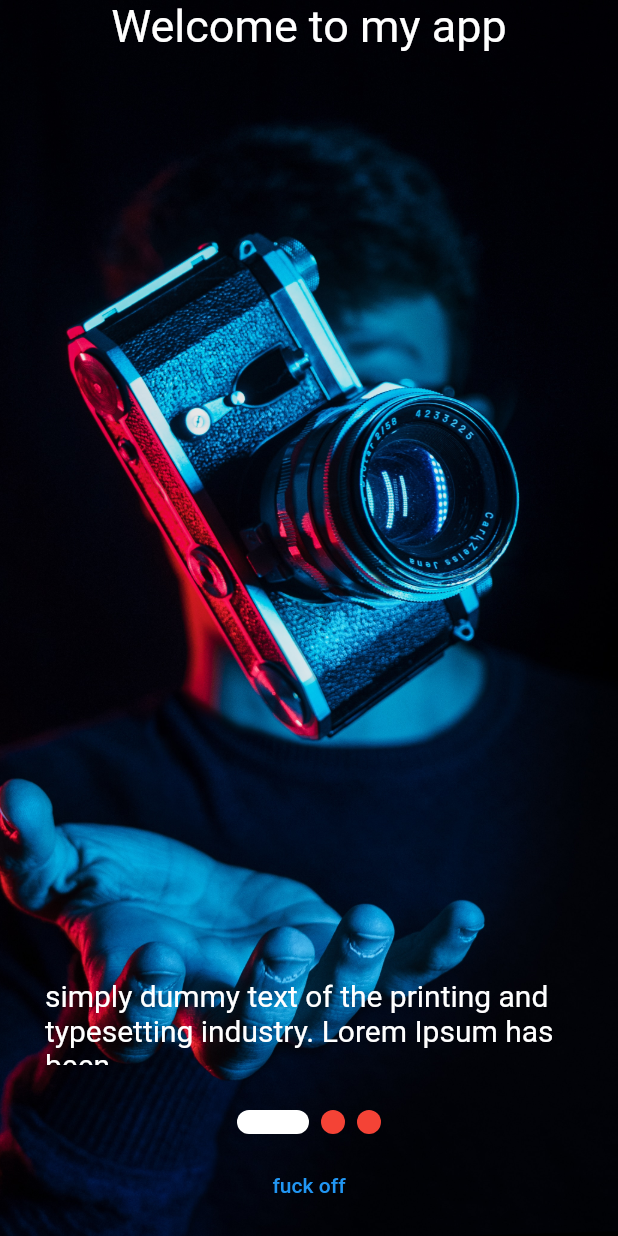
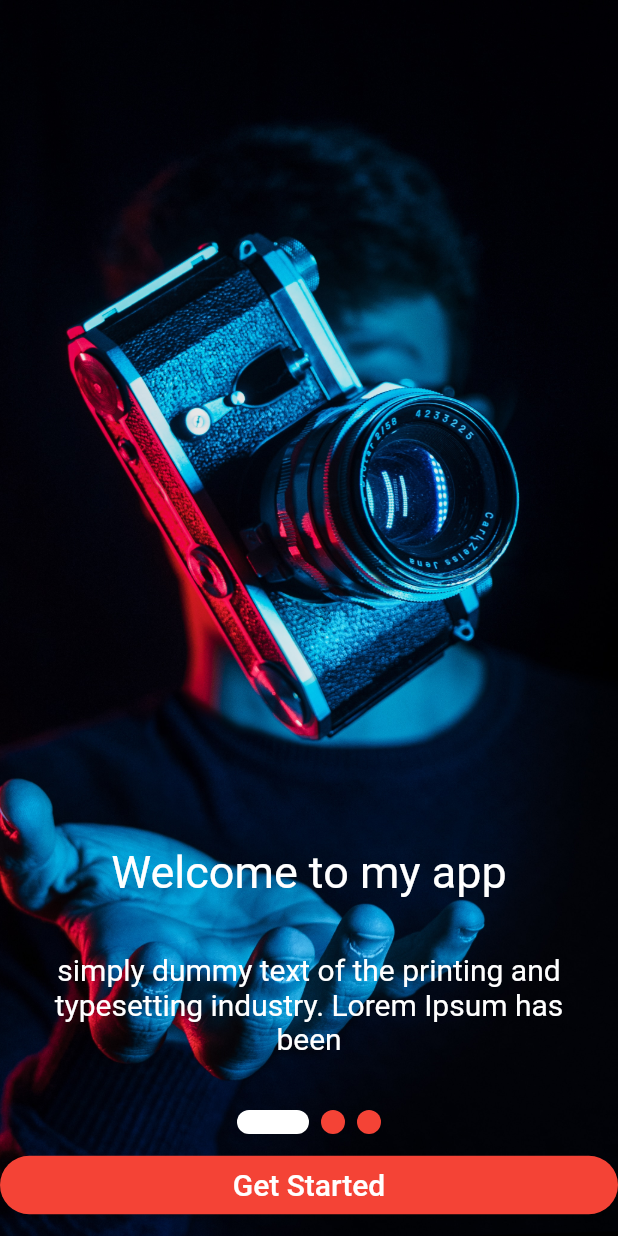
Before and after one commit to halitomer/movie_app, a Flutter app: the screen it shows after launch, on a phone screen of 412 x 824 dp. Run offline on Flutter 3.47's test engine with Material 2 defaults, Android fonts, the light colour scheme and no system bars; drawn by our look-alikes of smooth_page_indicator; our stand-ins replace loading_animation_widget.

Commit message:
add text to home page

```diff
--- a/lib/home.dart
+++ b/lib/home.dart
@@ -20,8 +20,7 @@ class _MyHomePageState extends State<MyHomePage> {
     return Scaffold(
       body: Stack(
         children: [
-          Expanded(
-            child: Container(
+          Container(
             decoration: const BoxDecoration(
               image: DecorationImage(
                 alignment: Alignment.center,
@@ -30,21 +29,22 @@ class _MyHomePageState extends State<MyHomePage> {
               ),
             ),
           ),
-          ),
           Align(
             alignment: Alignment.bottomCenter,
             child: SafeArea(
               child: Column(
+                crossAxisAlignment: CrossAxisAlignment.stretch,
                 children: [
+                  const Spacer(
+                    flex: 4,
+                  ),
                   const Text(
                     'Welcome to my app',
+                    textAlign: TextAlign.center,
                     style: TextStyle(
                       fontSize: 30,
                       color: Colors.white,
                     ),
-                  ),
-                  const Spacer(
-                    flex: 5,
                   ),
                   Expanded(
                     flex: 1,
@@ -53,16 +53,36 @@ class _MyHomePageState extends State<MyHomePage> {
                       children: const [Page1(), Page2(), Page3()],
                     ),
                   ),
-                  SmoothPageIndicator(
+                  Center(
+                    child: SmoothPageIndicator(
                       controller: _controller,
                       count: 3,
                       effect: const ExpandingDotsEffect(
                           activeDotColor: Colors.white, dotColor: Colors.red),
                     ),
+                  ),
                   const SizedBox(
                     height: 10,
                   ),
-                  TextButton(onPressed: () {}, child: const Text('fuck off')),
+                  ElevatedButton(
+                    onPressed: () {},
+                    style: ButtonStyle(
+                      backgroundColor: MaterialStateProperty.all(Colors.red),
+                      shape: MaterialStateProperty.all(
+                        RoundedRectangleBorder(
+                          borderRadius: BorderRadius.circular(30),
+                        ),
+                      ),
+                    ),
+                    child: Padding(
+                      padding: const EdgeInsets.all(8.0),
+                      child: const Text(
+                        'Get Started',
+
+                        style: TextStyle(fontSize: 20, color: Colors.white),
+                      ),
+                    ),
+                  ),
                   const SizedBox(
                     height: 10,
                   ),
--- a/lib/pages/page1.dart
+++ b/lib/pages/page1.dart
@@ -5,15 +5,13 @@ class Page1 extends StatelessWidget {
 
   @override
   Widget build(BuildContext context) {
-    return  Center(
+    return Center(
       child: Container(
         margin: EdgeInsets.all(30),
-
         child: (const Text(
-          'simply dummy text of the printing and typesetting industry. Lorem Ipsum has been',style: TextStyle(
-          fontSize: 20,
-            color: Colors.white
-        ),
+          'simply dummy text of the printing and typesetting industry. Lorem Ipsum has been',
+          textAlign: TextAlign.center,
+          style: TextStyle(fontSize: 20, color: Colors.white),
         )),
       ),
     );
--- a/lib/pages/page2.dart
+++ b/lib/pages/page2.dart
@@ -5,15 +5,13 @@ class Page2 extends StatelessWidget {
 
   @override
   Widget build(BuildContext context) {
-    return  Center(
+    return Center(
       child: Container(
         margin: EdgeInsets.all(30),
-
         child: (const Text(
-            'the industrys standard dummy text ever since the 1500s, when',style: TextStyle(
-            fontSize: 20,
-            color: Colors.white
-        ),
+          'the industrys standard dummy text ever since the 1500s, when',
+            textAlign: TextAlign.center,
+          style: TextStyle(fontSize: 20, color: Colors.white),
         )),
       ),
     );
--- a/lib/pages/page3.dart
+++ b/lib/pages/page3.dart
@@ -11,6 +11,7 @@ class Page3 extends StatelessWidget {
 
         child: (const Text(
             'unknown printer took a galley of type and scrambled it to make a type specimen book',
+            textAlign: TextAlign.center,
           style: TextStyle(
               fontSize: 20, color: Colors.white
           ),
```
Lines whose indentation alone changed are shown as unchanged.
